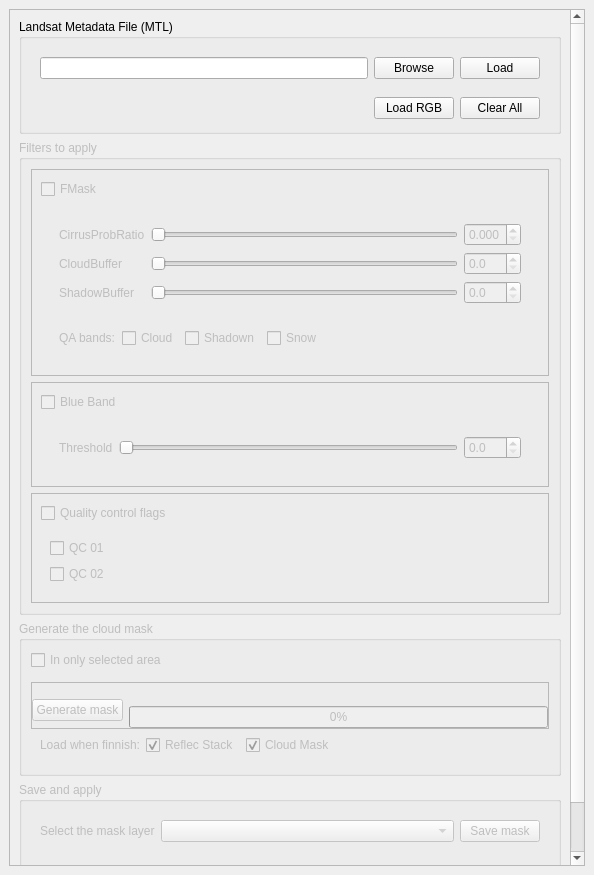
First picture: the form in ui/cloud_masking_dockwidget_base.ui, repository SMByC/CloudMasking, before the edit.
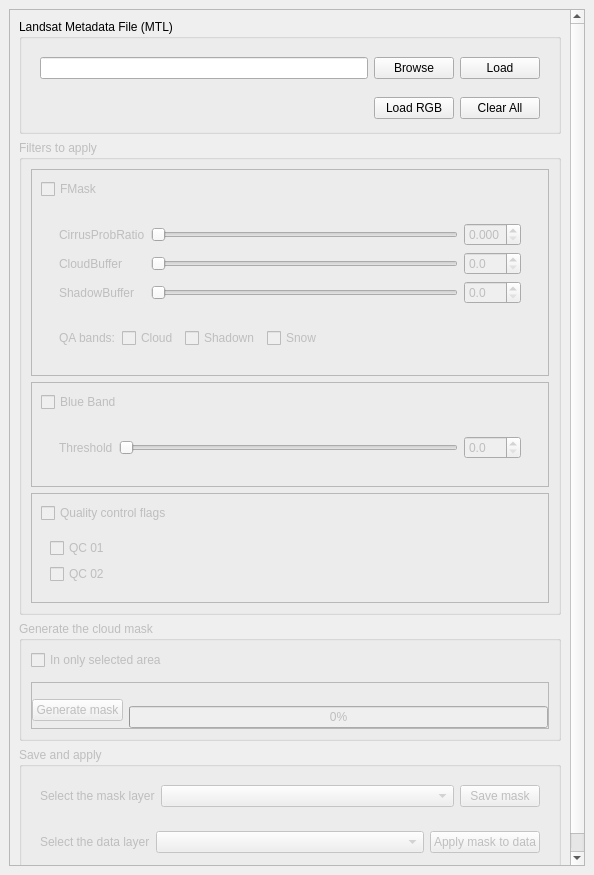
Second picture: the form after the edit. Custom widgets are drawn as their Qt base class.

Commit message: Delete widget checkbox for load stack and masking after process

```diff
--- a/ui/cloud_masking_dockwidget_base.ui
+++ b/ui/cloud_masking_dockwidget_base.ui
@@ -30,9 +30,9 @@
        <property name="geometry">
         <rect>
          <x>0</x>
-         <y>0</y>
+         <y>-278</y>
          <width>554</width>
-         <height>1147</height>
+         <height>1104</height>
         </rect>
        </property>
        <layout class="QVBoxLayout" name="verticalLayout">
@@ -534,55 +534,6 @@
            <item row="1" column="0">
             <widget class="ExtentSelector" name="widget_ExtentSelector" native="true"/>
            </item>
-           <item row="3" column="0">
-            <widget class="QWidget" name="widget_2" native="true">
-             <layout class="QHBoxLayout" name="horizontalLayout_9">
-              <property name="topMargin">
-               <number>0</number>
-              </property>
-              <item>
-               <widget class="QLabel" name="label_11">
-                <property name="text">
-                 <string>Load when finnish:</string>
-                </property>
-               </widget>
-              </item>
-              <item>
-               <widget class="QCheckBox" name="checkBox_LoadReflecStack">
-                <property name="text">
-                 <string>Reflec Stack</string>
-                </property>
-                <property name="checked">
-                 <bool>true</bool>
-                </property>
-               </widget>
-              </item>
-              <item>
-               <widget class="QCheckBox" name="checkBox_LoadCloudMask">
-                <property name="text">
-                 <string>Cloud Mask</string>
-                </property>
-                <property name="checked">
-                 <bool>true</bool>
-                </property>
-               </widget>
-              </item>
-              <item>
-               <spacer name="horizontalSpacer_2">
-                <property name="orientation">
-                 <enum>Qt::Horizontal</enum>
-                </property>
-                <property name="sizeHint" stdset="0">
-                 <size>
-                  <width>40</width>
-                  <height>20</height>
-                 </size>
-                </property>
-               </spacer>
-              </item>
-             </layout>
-            </widget>
-           </item>
            <item row="2" column="0">
             <widget class="QFrame" name="frame">
              <property name="frameShape">
```
The commit also changes 1 other file.
